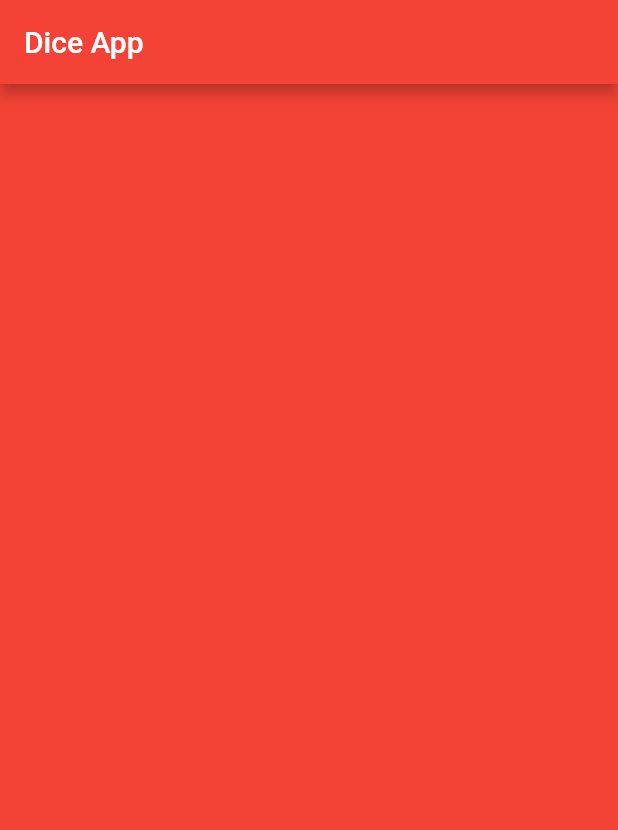
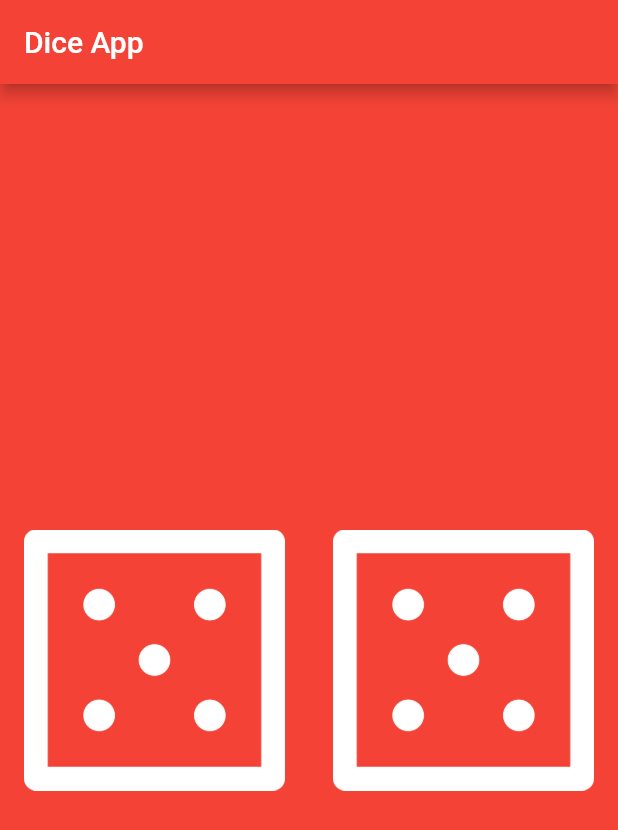
Before and after one commit to Cyrus-0101/diceApp, a Flutter app: the screen it shows after launch, on a phone screen of 412 x 824 dp. Shown: the top 830 px of the screen. Run offline on Flutter 3.47's test engine with Material 2 defaults, Android fonts, the phone set to English and light mode, and no system bars.

Commit message:
Completed the app. Now lets see who takes out the trash.

```diff
--- a/lib/main.dart
+++ b/lib/main.dart
@@ -1,4 +1,6 @@
+import 'package:flutter/cupertino.dart';
 import 'package:flutter/material.dart';
+import 'dart:math';
 
 void main() {
   runApp(MyApp());
@@ -27,9 +29,47 @@ class MyApp extends StatelessWidget {
   }
 }
 
-class DicePage extends StatelessWidget {
+class DicePage extends StatefulWidget {
+  @override
+  _DicePageState createState() => _DicePageState();
+}
+
+class _DicePageState extends State<DicePage> {
+  // We create the variable name here so as to
+  // update the variable number when it changes not when the app. re-renders
+  int leftDiceNumber = Random().nextInt(6) + 1;
+  int rightDiceNumber = Random().nextInt(6) + 1;
+
+  void randomNumber() {
+    leftDiceNumber = Random().nextInt(6) + 1;
+    rightDiceNumber = Random().nextInt(6) + 1;
+  }
+
   @override
   Widget build(BuildContext context) {
-    return Container();
+    return Center(
+      child: Row(
+        children: <Widget>[
+          Expanded(
+              child: FlatButton(
+            onPressed: () {
+              setState(() {
+                randomNumber();
+              });
+            },
+            child: Image.asset("assets/images/dice$leftDiceNumber.png"),
+          )),
+          Expanded(
+              child: FlatButton(
+            onPressed: () {
+              setState(() {
+                randomNumber();
+              });
+            },
+            child: Image.asset("assets/images/dice$rightDiceNumber.png"),
+          )),
+        ],
+      ),
+    );
   }
 }
```
Also changed, not shown: pubspec.yaml (+3 -53 lines), assets/images/dice1.png (added), assets/images/dice2.png (added), assets/images/dice3.png (added), assets/images/dice4.png (added), assets/images/dice5.png (added), assets/images/dice6.png (added), 1 other file.
